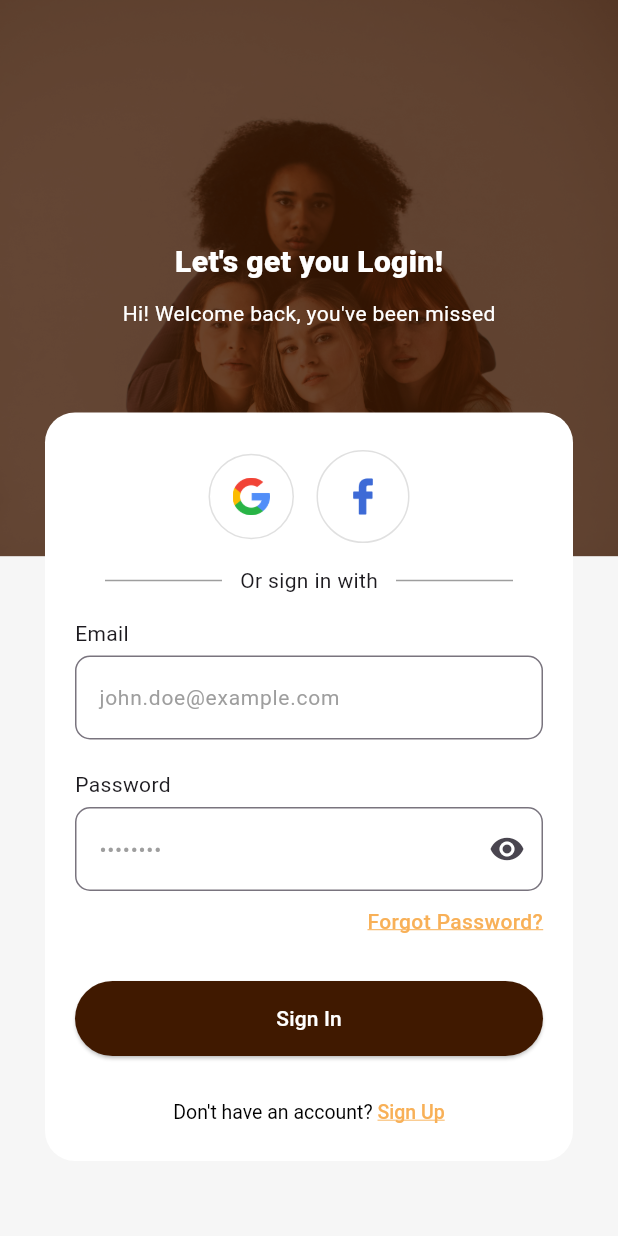
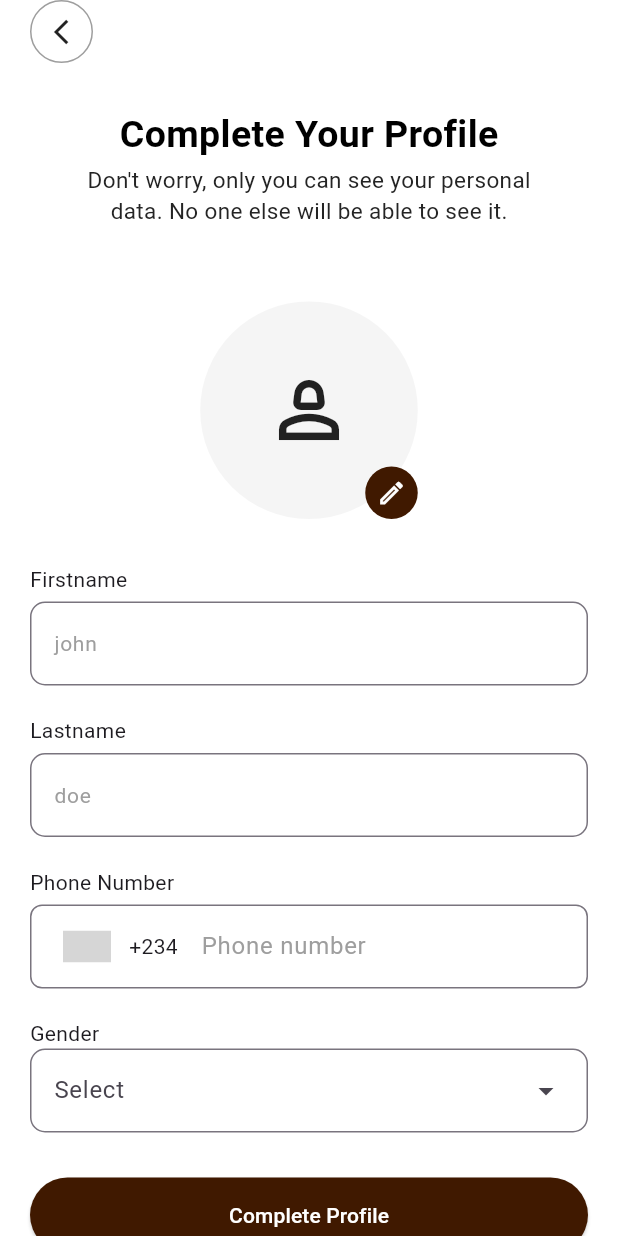
Before and after one commit to Nelson-Chinedu/daza_store, a Flutter app: the LoginView screen opened directly, after a tap on "Sign In", on a phone screen of 412 x 824 dp. Run offline on Flutter 3.47's test engine with Material 3 defaults, Android fonts, the phone set to English and light mode, and no system bars; drawn by our look-alikes of intl_phone_number_input; our stand-ins replace get_it, lottie, pin_input_text_field, smooth_page_indicator, stacked, stacked_services; grey boxes are pictures that could not be loaded.

Commit message:
feat: profile screen

```diff
--- a/lib/features/auth/ForgotPassword/forgot_password_view.dart
+++ b/lib/features/auth/ForgotPassword/forgot_password_view.dart
@@ -12,7 +12,6 @@ class ForgotPasswordView extends StatelessWidget {
       viewModelBuilder: () => ForgotPasswordViewModel(),
       builder: (context, model, child) {
         return Scaffold(
-          backgroundColor: Colors.white,
           body: SafeArea(
             child: SingleChildScrollView(
               child: Padding(
--- a/lib/features/auth/Login/view/login_view.dart
+++ b/lib/features/auth/Login/view/login_view.dart
@@ -1,5 +1,3 @@
-import 'dart:developer';
-
 import 'package:daza_store_commerce/features/auth/Login/view/login_viewmodel.dart';
 import 'package:daza_store_commerce/shared/widgets/button/button_view.dart';
 import 'package:daza_store_commerce/shared/widgets/socials_auth/socials_auth_view.dart';
@@ -142,7 +140,7 @@ class LoginView extends StatelessWidget {
                             child: Button(
                               label: 'Sign In',
                               onPressed: () {
-                                log('sign');
+                                model.navigateToProfile();
                               },
                             ),
                           ),
--- a/lib/features/auth/Login/view/login_viewmodel.dart
+++ b/lib/features/auth/Login/view/login_viewmodel.dart
@@ -1,6 +1,7 @@
 import 'package:daza_store_commerce/app/locator.dart';
 import 'package:daza_store_commerce/features/auth/ForgotPassword/forgot_password_view.dart';
 import 'package:daza_store_commerce/features/auth/Signup/view/signup_view.dart';
+import 'package:daza_store_commerce/features/profile/profile_view.dart';
 import 'package:stacked/stacked.dart';
 import 'package:stacked_services/stacked_services.dart';
 
@@ -15,6 +16,10 @@ class LoginViewModel extends ReactiveViewModel {
     navigationService.navigateToView(ForgotPasswordView());
   }
 
+  void navigateToProfile() {
+    navigationService.navigateToView(ProfileView());
+  }
+
   @override
   List<ListenableServiceMixin> get listenableServices => [];
 }
--- a/lib/features/auth/OTP/otp_view.dart
+++ b/lib/features/auth/OTP/otp_view.dart
@@ -13,7 +13,6 @@ class OtpView extends StatelessWidget {
       viewModelBuilder: () => OtpViewModel(),
       builder: (context, model, child) {
         return Scaffold(
-          backgroundColor: Colors.white,
           body: SafeArea(
             child: SingleChildScrollView(
               child: Padding(
--- a/lib/features/onboarding/onboarding_view.dart
+++ b/lib/features/onboarding/onboarding_view.dart
@@ -19,7 +19,6 @@ class OnboardingView extends StatelessWidget {
       onViewModelReady: (viewModel) => viewModel.init(),
       builder: (context, model, child) {
         return Scaffold(
-          backgroundColor: Colors.white,
           // extendBodyBehindAppBar: true,
           appBar: model.isGettingStarted
               ? AppBar(
--- /dev/null
+++ b/lib/features/profile/profile_view.dart
@@ -0,0 +1,230 @@
+import 'package:daza_store_commerce/features/profile/profile_viewmodel.dart';
+import 'package:daza_store_commerce/shared/widgets/button/button_view.dart';
+import 'package:flutter/material.dart';
+import 'package:intl_phone_number_input/intl_phone_number_input.dart';
+import 'package:stacked/stacked.dart';
+
+class ProfileView extends StatelessWidget {
+  const ProfileView({super.key});
+
+  @override
+  Widget build(BuildContext context) {
+    return ViewModelBuilder<ProfileViewModel>.reactive(
+      viewModelBuilder: () => ProfileViewModel(),
+      builder: (context, model, child) {
+        return Scaffold(
+          body: SafeArea(
+            child: SingleChildScrollView(
+              child: Padding(
+                padding: const EdgeInsets.symmetric(horizontal: 20),
+                child: Column(
+                  crossAxisAlignment: CrossAxisAlignment.start,
+                  children: [
+                    GestureDetector(
+                      onTap: () {},
+                      child: Container(
+                        decoration: BoxDecoration(
+                          shape: BoxShape.circle,
+                          border: BoxBorder.all(color: Colors.grey),
+                        ),
+                        child: Padding(
+                          padding: const EdgeInsets.all(10),
+                          child: Icon(Icons.arrow_back_ios_sharp, size: 20),
+                        ),
+                      ),
+                    ),
+                    const SizedBox(height: 30),
+                    Center(
+                      child: Column(
+                        children: [
+                          Text(
+                            'Complete Your Profile',
+                            style: TextStyle(
+                              fontSize: 25,
+                              fontWeight: FontWeight.w600,
+                              color: Colors.black,
+                            ),
+                          ),
+                          const SizedBox(height: 1),
+                          Text(
+                            'Don\'t worry, only you can see your personal',
+                            style: TextStyle(
+                              color: Color(0xFF242424),
+                              fontSize: 15,
+                            ),
+                          ),
+                          Text(
+                            'data. No one else will be able to see it.',
+                            style: TextStyle(
+                              color: Color(0xFF242424),
+                              fontSize: 15,
+                            ),
+                          ),
+                          const SizedBox(height: 50),
+                          Stack(
+                            children: [
+                              Container(
+                                width: 145,
+                                height: 145,
+                                decoration: BoxDecoration(
+                                  shape: BoxShape.circle,
+                                  color: Colors.grey.shade100,
+                                ),
+                                child: Icon(Icons.person_2_outlined, size: 60),
+                              ),
+                              Positioned(
+                                bottom: 0,
+                                right: 0,
+                                child: Container(
+                                  width: 35,
+                                  height: 35,
+                                  decoration: BoxDecoration(
+                                    shape: BoxShape.circle,
+                                    color: Color(0xFF401900),
+                                  ),
+                                  child: Icon(
+                                    Icons.edit_outlined,
+                                    size: 20,
+                                    color: Colors.white,
+                                  ),
+                                ),
+                              ),
+                            ],
+                          ),
+                          const SizedBox(height: 30),
+                          Column(
+                            crossAxisAlignment: CrossAxisAlignment.start,
+                            children: [
+                              Text('Firstname'),
+                              const SizedBox(height: 5),
+                              TextField(
+                                keyboardType: TextInputType.text,
+                                textInputAction: TextInputAction.next,
+                                decoration: InputDecoration(
+                                  hintText: 'john',
+                                  hintStyle: TextStyle(
+                                    fontSize: 14,
+                                    color: Colors.grey,
+                                  ),
+                                  border: OutlineInputBorder(
+                                    borderRadius: BorderRadius.circular(10),
+                                  ),
+                                ),
+                              ),
+                            ],
+                          ),
+                          const SizedBox(height: 20),
+                          Column(
+                            crossAxisAlignment: CrossAxisAlignment.start,
+                            children: [
+                              Text('Lastname'),
+                              const SizedBox(height: 5),
+                              TextField(
+                                keyboardType: TextInputType.text,
+                                textInputAction: TextInputAction.next,
+                                decoration: InputDecoration(
+                                  hintText: 'doe',
+                                  hintStyle: TextStyle(
+                                    fontSize: 14,
+                                    color: Colors.grey,
+                                  ),
+                                  border: OutlineInputBorder(
+                                    borderRadius: BorderRadius.circular(10),
+                                  ),
+                                ),
+                              ),
+                            ],
+                          ),
+                          const SizedBox(height: 20),
+                          Column(
+                            crossAxisAlignment: CrossAxisAlignment.start,
+                            children: [
+                              Text('Phone Number'),
+                              const SizedBox(height: 5),
+                              InternationalPhoneNumberInput(
+                                countries: const ['NG'],
+                                onInputChanged: (_) {},
+                                keyboardType: TextInputType.phone,
+                                inputDecoration: InputDecoration(
+                                  hintText: 'Phone number',
+                                  hintStyle: TextStyle(color: Colors.grey),
+                                  border: OutlineInputBorder(
+                                    borderRadius: BorderRadius.circular(8),
+                                  ),
+                                  focusedBorder: OutlineInputBorder(
+                                    borderRadius: BorderRadius.circular(8),
+                                    borderSide: BorderSide(
+                                      color: Colors.deepPurple,
+                                      width: 2,
+                                    ),
+                                  ),
+                                  contentPadding: EdgeInsets.symmetric(
+                                    horizontal: 16,
+                                    vertical: 16,
+                                  ),
+                                ),
+                                ignoreBlank: false,
+                                selectorConfig: const SelectorConfig(
+                                  // showFlags: true,
+                                  useEmoji: false,
+                                  trailingSpace: true,
+                                  setSelectorButtonAsPrefixIcon: true,
+                                  leadingPadding: 14,
+                                  selectorType:
+                                      PhoneInputSelectorType.BOTTOM_SHEET,
+                                ),
+                              ),
+                            ],
+                          ),
+                          const SizedBox(height: 20),
+                          Column(
+                            crossAxisAlignment: CrossAxisAlignment.start,
+                            children: [
+                              Text('Gender'),
+                              DropdownMenu<String>(
+                                width: double.infinity,
+                                hintText: 'Select',
+                                inputDecorationTheme: InputDecorationTheme(
+                                  border: OutlineInputBorder(
+                                    borderRadius: BorderRadius.circular(10),
+                                  ),
+                                ),
+                                dropdownMenuEntries: const [
+                                  DropdownMenuEntry(
+                                    value: 'Male',
+                                    label: 'Male',
+                                  ),
+                                  DropdownMenuEntry(
+                                    value: 'Female',
+                                    label: 'Female',
+                                  ),
+                                  DropdownMenuEntry(
+                                    value: 'Other',
+                                    label: 'Other',
+                                  ),
+                                ],
+                              ),
+                            ],
+                          ),
+                          const SizedBox(height: 30),
+                          SizedBox(
+                            width: double.infinity,
+                            child: Button(
+                              label: 'Complete Profile',
+                              onPressed: () {},
+                            ),
+                          ),
+                          const SizedBox(height: 50),
+                        ],
+                      ),
+                    ),
+                  ],
+                ),
+              ),
+            ),
+          ),
+        );
+      },
+    );
+  }
+}
--- /dev/null
+++ b/lib/features/profile/profile_viewmodel.dart
@@ -0,0 +1,6 @@
+import 'package:stacked/stacked.dart';
+
+class ProfileViewModel extends ReactiveViewModel {
+  @override
+  List<ListenableServiceMixin> get listenableServices => [];
+}
--- a/lib/main.dart
+++ b/lib/main.dart
@@ -19,6 +19,7 @@ class MyApp extends StatelessWidget {
       debugShowCheckedModeBanner: false,
       title: 'Daza Store',
       navigatorKey: StackedService.navigatorKey,
+      theme: ThemeData(scaffoldBackgroundColor: Colors.white),
       home: RootScreen(),
     );
   }
--- a/pubspec.yaml
+++ b/pubspec.yaml
@@ -41,6 +41,7 @@ dependencies:
   stacked_services: ^1.6.0
   get_it: ^8.3.0
   pin_input_text_field: ^4.5.2
+  intl_phone_number_input: ^0.7.5
 
 dev_dependencies:
   flutter_test:
```
Also changed, not shown: pubspec.lock.
